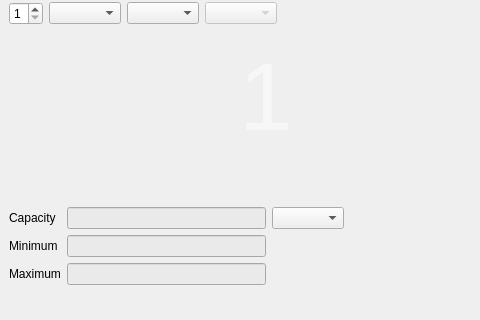
Before: the Qt Designer form ui/ui_resistance_calc.ui in AlfredoCubitos/ResistorEnDeCode, drawn with Qt 5; both pictures show x 0 to 480 and y 97 to 417 of the 688 by 417 pixel window.
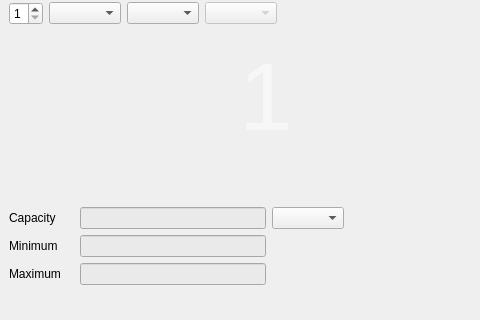
After: the same form once the commit is applied. The open tabs and pages were chosen to show the change. Icons and pictures are not drawn.

What changed in the file:
```diff
--- a/ui/ui_resistance_calc.ui
+++ b/ui/ui_resistance_calc.ui
@@ -1685,49 +1685,35 @@
          <layout class="QHBoxLayout" name="horizontalLayout_9">
           <item>
            <layout class="QGridLayout" name="gridLayout_5">
-            <item row="2" column="0">
-             <widget class="QLabel" name="label_43">
-              <property name="text">
-               <string>Maximum</string>
-              </property>
-             </widget>
-            </item>
-            <item row="2" column="1">
-             <widget class="QLineEdit" name="lineEdit_3">
-              <property name="styleSheet">
-               <string notr="true">background-color: rgb(234, 234, 234);</string>
-              </property>
-             </widget>
-            </item>
-            <item row="1" column="0">
-             <widget class="QLabel" name="label_42">
-              <property name="text">
-               <string>Minimum</string>
-              </property>
-             </widget>
-            </item>
-            <item row="0" column="0">
-             <widget class="QLabel" name="label_41">
-              <property name="text">
-               <string>Capacity</string>
-              </property>
-             </widget>
-            </item>
-            <item row="1" column="1">
-             <widget class="QLineEdit" name="lineEdit_2">
-              <property name="styleSheet">
-               <string notr="true">background-color: rgb(234, 234, 234);</string>
-              </property>
-             </widget>
-            </item>
-            <item row="0" column="1">
-             <widget class="QLineEdit" name="csmd_le_cap">
-              <property name="styleSheet">
-               <string notr="true">background-color: rgb(234, 234, 234);</string>
-              </property>
-             </widget>
-            </item>
             <item row="0" column="2">
+             <widget class="QLineEdit" name="csmd_le_cap">
+              <property name="styleSheet">
+               <string notr="true">background-color: rgb(234, 234, 234);</string>
+              </property>
+             </widget>
+            </item>
+            <item row="1" column="0">
+             <widget class="QLabel" name="label_42">
+              <property name="text">
+               <string>Minimum</string>
+              </property>
+             </widget>
+            </item>
+            <item row="2" column="2">
+             <widget class="QLineEdit" name="lineEdit_c_smd_maxval">
+              <property name="styleSheet">
+               <string notr="true">background-color: rgb(234, 234, 234);</string>
+              </property>
+             </widget>
+            </item>
+            <item row="1" column="2">
+             <widget class="QLineEdit" name="lineEdit_c_smd_minval">
+              <property name="styleSheet">
+               <string notr="true">background-color: rgb(234, 234, 234);</string>
+              </property>
+             </widget>
+            </item>
+            <item row="0" column="3">
              <widget class="QComboBox" name="cmb_csmb_cap">
               <property name="currentText">
                <string/>
@@ -1737,6 +1723,34 @@
               </property>
              </widget>
             </item>
+            <item row="2" column="0">
+             <widget class="QLabel" name="label_43">
+              <property name="text">
+               <string>Maximum</string>
+              </property>
+             </widget>
+            </item>
+            <item row="0" column="0">
+             <widget class="QLabel" name="label_41">
+              <property name="text">
+               <string>Capacity</string>
+              </property>
+             </widget>
+            </item>
+            <item row="1" column="1">
+             <widget class="QLabel" name="label_c_smd_min">
+              <property name="text">
+               <string/>
+              </property>
+             </widget>
+            </item>
+            <item row="2" column="1">
+             <widget class="QLabel" name="label_c_smd_max">
+              <property name="text">
+               <string/>
+              </property>
+             </widget>
+            </item>
            </layout>
           </item>
           <item>
```
Left out of the diff: 2 changed lines with no effect on the pictures.
